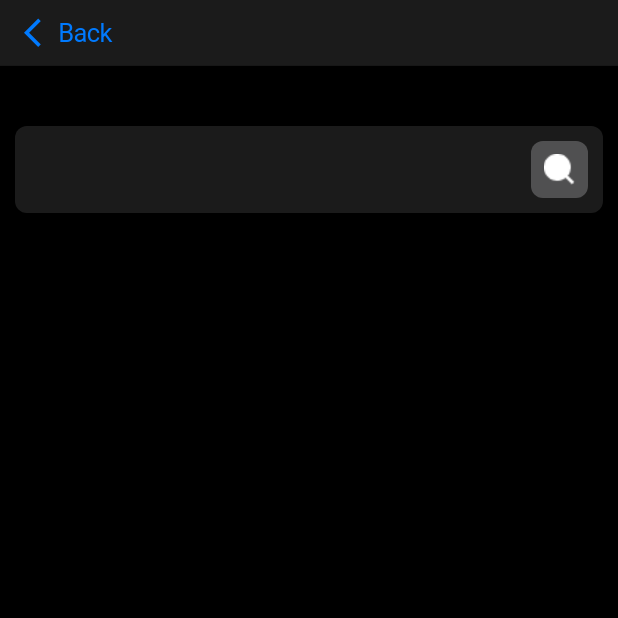
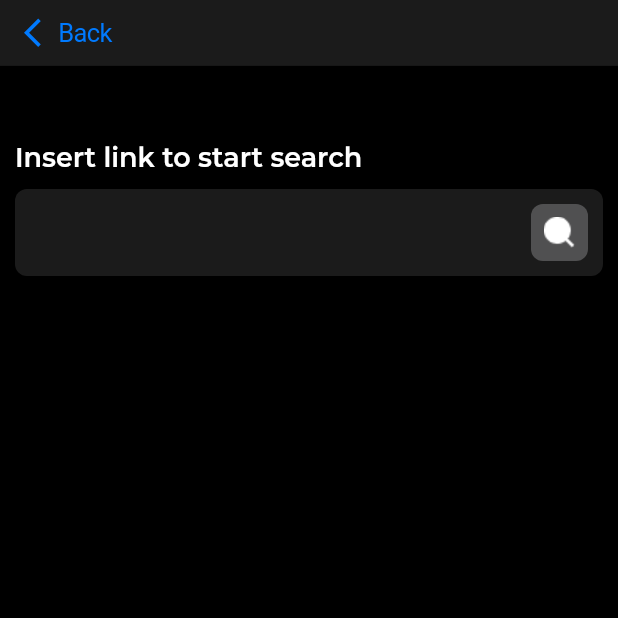
Before and after one commit to GhostuSs/search_image, a Flutter app: the SearchUrlScreen screen opened by its route, on a phone screen of 412 x 824 dp, the top half of it. Run offline on Flutter 3.47's test engine with Material 2 defaults, Android fonts, the phone set to English and light mode, and no system bars; our stand-ins replace camera, flutter_rating_bar, shared_preferences; accounts and stored records are empty.

Commit message:
'implemented rawTextField'

```diff
--- a/lib/ui/components/uikit/textfield.dart
+++ b/lib/ui/components/uikit/textfield.dart
@@ -26,7 +26,7 @@ class _RawTextFieldState extends State<RawTextField>{
 
   void _onFocusChange(){
     setState(() {
-      _focus.hasFocus&&widget.textFieldController.text.isNotEmpty
+      widget.textFieldController.text.isNotEmpty
       ? iconColor=ProjectColors.blue
           : iconColor=ProjectColors.textLightGray;
     });
@@ -53,6 +53,8 @@ class _RawTextFieldState extends State<RawTextField>{
                 hintText: widget.hint,
                 suffixIcon: Padding(
                   padding: EdgeInsets.all(5),
+                  child: InkWell(
+                    onTap: ()=>print('pressed'),
                     child: Container(
                       width: 32,
                       height: 32,
@@ -61,6 +63,7 @@ class _RawTextFieldState extends State<RawTextField>{
                           color: iconColor
                       ),
                       child: Image.asset(AppIcons.search,filterQuality: FilterQuality.high,),),
+                  ),
                 )
               ),
               cursorHeight: 25,
--- a/lib/ui/screens/search_url/search_url_screen.dart
+++ b/lib/ui/screens/search_url/search_url_screen.dart
@@ -1,5 +1,6 @@
 import 'package:flutter/cupertino.dart';
 import 'package:flutter/material.dart';
+import 'package:image_search_app/project_settings/typography/app_typography.dart';
 import 'package:image_search_app/ui/components/uikit/appbar.dart';
 import 'package:image_search_app/ui/components/uikit/textfield.dart';
 
@@ -35,9 +36,19 @@ class _SearchUrlScreenState extends State<SearchUrlScreen>{
         ),
       ),
       body: Column(
+        crossAxisAlignment: CrossAxisAlignment.start,
         children: [
-          SizedBox(height: 40),
-
+          const SizedBox(height: 40),
+          const Padding(
+            padding: EdgeInsets.symmetric(horizontal: 10,vertical: 10),
+            child: Text('Insert link to start search',
+            style: TextStyle(
+              fontWeight: FontWeight.w300,
+              color: Colors.white,
+              fontSize: 18,
+              fontFamily: 'Montserrat'
+            ),),
+          ),
           RawTextField(
               textFieldController: searchController,
               onChanged: (value){
```
Lines whose indentation alone changed are shown as unchanged.
